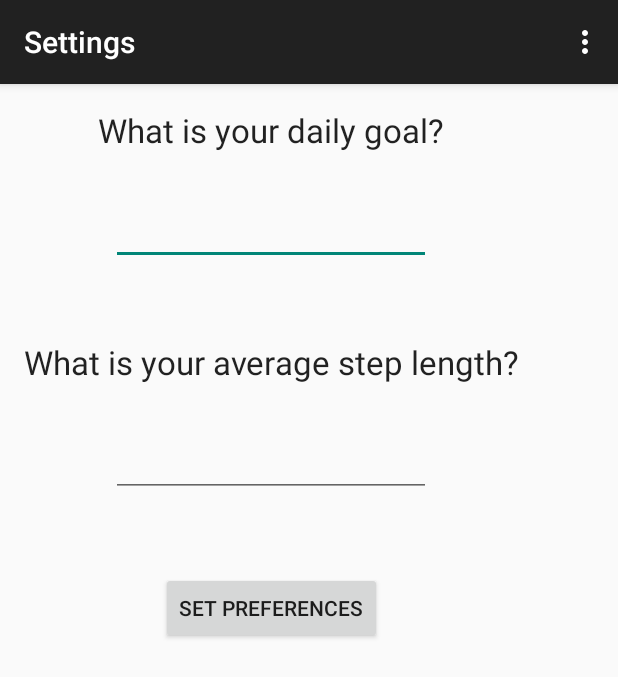
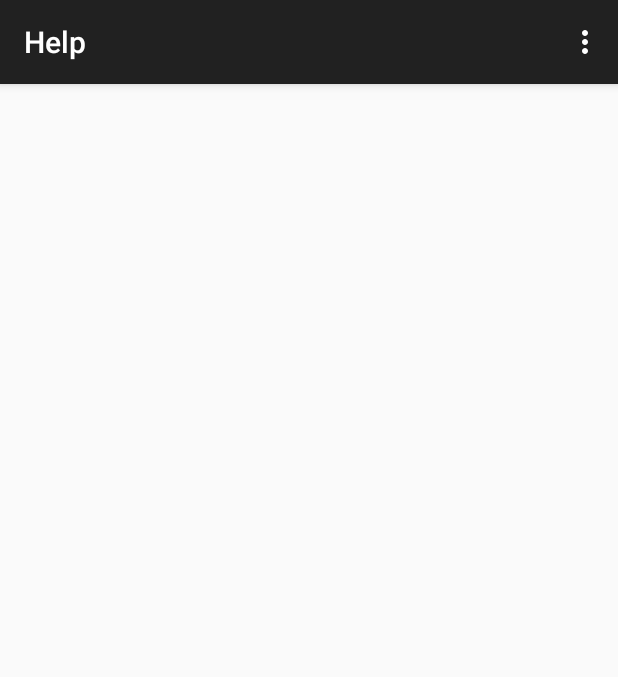
Before and after one commit to SvenBl/StepChallenge, an Android app: the Settings screen opened directly, with no data from a screen before it, in the options menu, after a tap on "Help", on a phone screen of 412 x 824 dp. Shown: the top 677 px of the screen. Run offline under Robolectric (Android 15) with nearby library versions, the phone set to English and light mode, and no system bars.

Commit message:
help activity added

```diff
--- a/app/src/main/AndroidManifest.xml
+++ b/app/src/main/AndroidManifest.xml
@@ -22,6 +22,10 @@
             android:label="@string/title_activity_settings"
             android:screenOrientation="portrait" >
         </activity>
+        <activity
+            android:name=".Help"
+            android:label="@string/title_activity_help" >
+        </activity>
     </application>
 
 </manifest>
--- /dev/null
+++ b/app/src/main/java/com/example/sven/stepchallenge/Help.java
@@ -0,0 +1,39 @@
+package com.example.sven.stepchallenge;
+
+import android.content.Intent;
+import android.support.v7.app.ActionBarActivity;
+import android.os.Bundle;
+import android.view.Menu;
+import android.view.MenuItem;
+
+
+public class Help extends ActionBarActivity {
+
+    @Override
+    protected void onCreate(Bundle savedInstanceState) {
+        super.onCreate(savedInstanceState);
+        setContentView(R.layout.activity_help);
+    }
+
+
+    @Override
+    public boolean onCreateOptionsMenu(Menu menu) {
+        // Inflate the menu; this adds items to the action bar if it is present.
+        getMenuInflater().inflate(R.menu.menu_help, menu);
+        return true;
+    }
+
+    @Override
+    public boolean onOptionsItemSelected(MenuItem item) {
+        switch (item.getItemId()) {
+            case R.id.action_settings:
+                Intent settings = new Intent(this, Settings.class);
+                startActivity(settings);
+                return true;
+            case R.id.menu_help:
+                return true;
+            default:
+                return super.onOptionsItemSelected(item);
+        }
+    }
+}
--- a/app/src/main/java/com/example/sven/stepchallenge/Settings.java
+++ b/app/src/main/java/com/example/sven/stepchallenge/Settings.java
@@ -1,6 +1,7 @@
 package com.example.sven.stepchallenge;
 
 import android.content.Context;
+import android.content.Intent;
 import android.content.SharedPreferences;
 import android.support.v7.app.ActionBarActivity;
 import android.os.Bundle;
@@ -59,16 +60,15 @@ public class Settings extends ActionBarActivity {
 
     @Override
     public boolean onOptionsItemSelected(MenuItem item) {
-        // Handle action bar item clicks here. The action bar will
-        // automatically handle clicks on the Home/Up button, so long
-        // as you specify a parent activity in AndroidManifest.xml.
-        int id = item.getItemId();
-
-        //noinspection SimplifiableIfStatement
-        if (id == R.id.action_settings) {
-            return true;
+        switch (item.getItemId()) {
+            case R.id.action_settings:
+                return true;
+            case R.id.menu_help:
+                Intent help = new Intent(this, Help.class);
+                startActivity(help);
+                return true;
+            default:
+                return super.onOptionsItemSelected(item);
         }
-
-        return super.onOptionsItemSelected(item);
     }
 }
--- /dev/null
+++ b/app/src/main/res/layout/activity_help.xml
@@ -0,0 +1,9 @@
+<RelativeLayout xmlns:android="http://schemas.android.com/apk/res/android"
+    xmlns:tools="http://schemas.android.com/tools" android:layout_width="match_parent"
+    android:layout_height="match_parent" android:paddingLeft="@dimen/activity_horizontal_margin"
+    android:paddingRight="@dimen/activity_horizontal_margin"
+    android:paddingTop="@dimen/activity_vertical_margin"
+    android:paddingBottom="@dimen/activity_vertical_margin"
+    tools:context="com.example.sven.stepchallenge.Help">
+
+</RelativeLayout>
--- /dev/null
+++ b/app/src/main/res/menu/menu_help.xml
@@ -0,0 +1,17 @@
+<menu xmlns:android="http://schemas.android.com/apk/res/android"
+    xmlns:app="http://schemas.android.com/apk/res-auto"
+    xmlns:tools="http://schemas.android.com/tools"
+    tools:context="com.example.sven.stepchallenge.Help">
+
+    <item android:id="@+id/action_settings"
+        android:title="@string/action_settings"
+        android:orderInCategory="1"
+        app:showAsAction="never" />
+
+    <item
+        android:id="@+id/menu_help"
+        android:title="Help"
+        android:orderInCategory="2"
+        android:showAsAction="never" />
+
+</menu>
--- a/app/src/main/res/values/strings.xml
+++ b/app/src/main/res/values/strings.xml
@@ -11,4 +11,5 @@
     <string name="daily_goal_text">Daily Goal:</string>
     <string name="distance_run_text">Distance run:</string>
     <string name="reset_counter_button">Reset</string>
+    <string name="title_activity_help">Help</string>
 </resources>
```
Also changed, not shown: app/src/main/java/com/example/sven/stepchallenge/MainActivity.java (+4 -3 lines).
